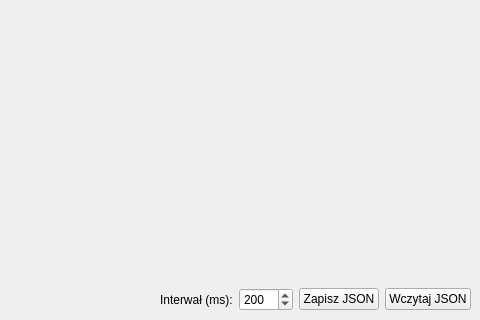
IgorStarnowski/Projekt-Sieci, file projektUAR-master/mainwindow.ui: the form before one commit; both pictures show x 620 to 1100 and y 480 to 800 of the 1100 by 800 pixel window.
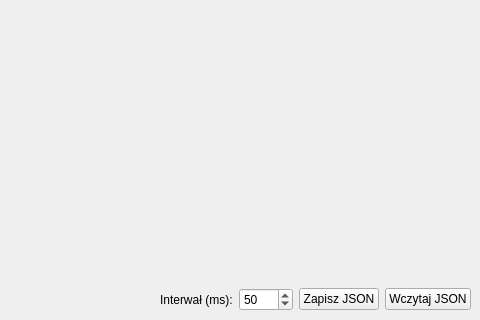
The form after the commit.

Patch:
```diff
--- a/projektUAR-master/mainwindow.ui
+++ b/projektUAR-master/mainwindow.ui
@@ -469,7 +469,7 @@
          <number>5000</number>
         </property>
         <property name="value">
-         <number>200</number>
+         <number>50</number>
         </property>
        </widget>
       </item>
```
